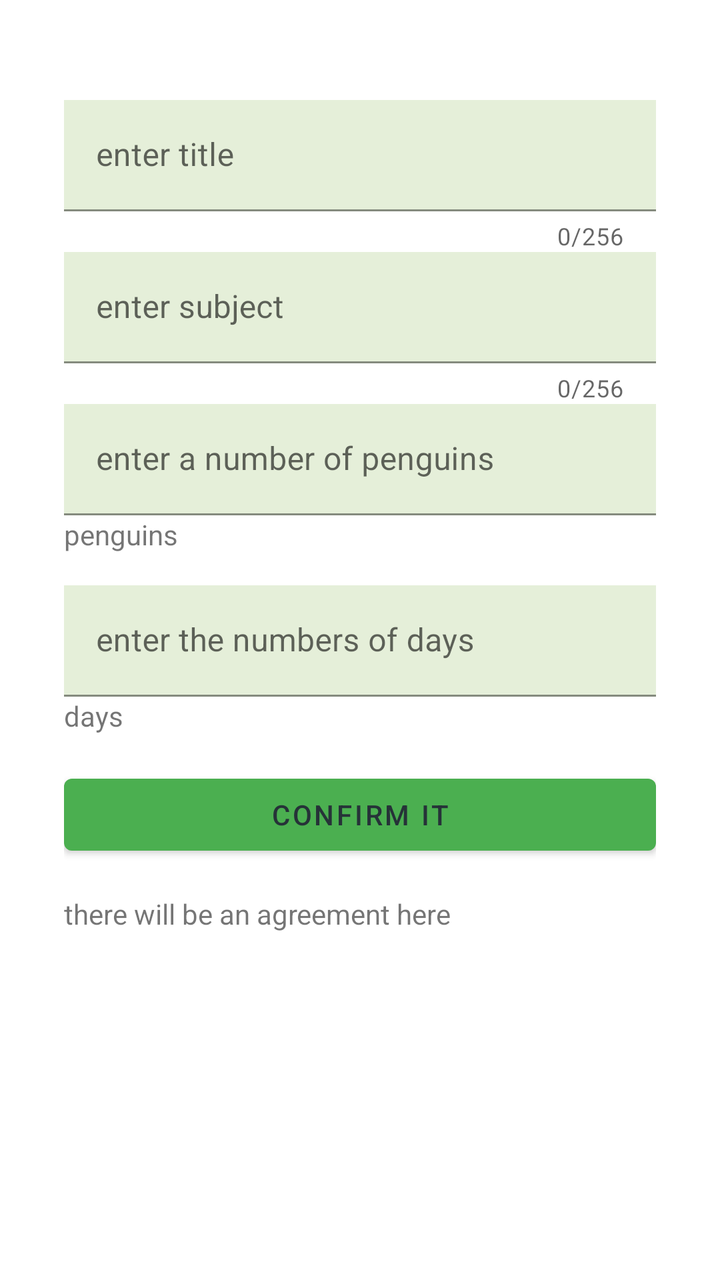
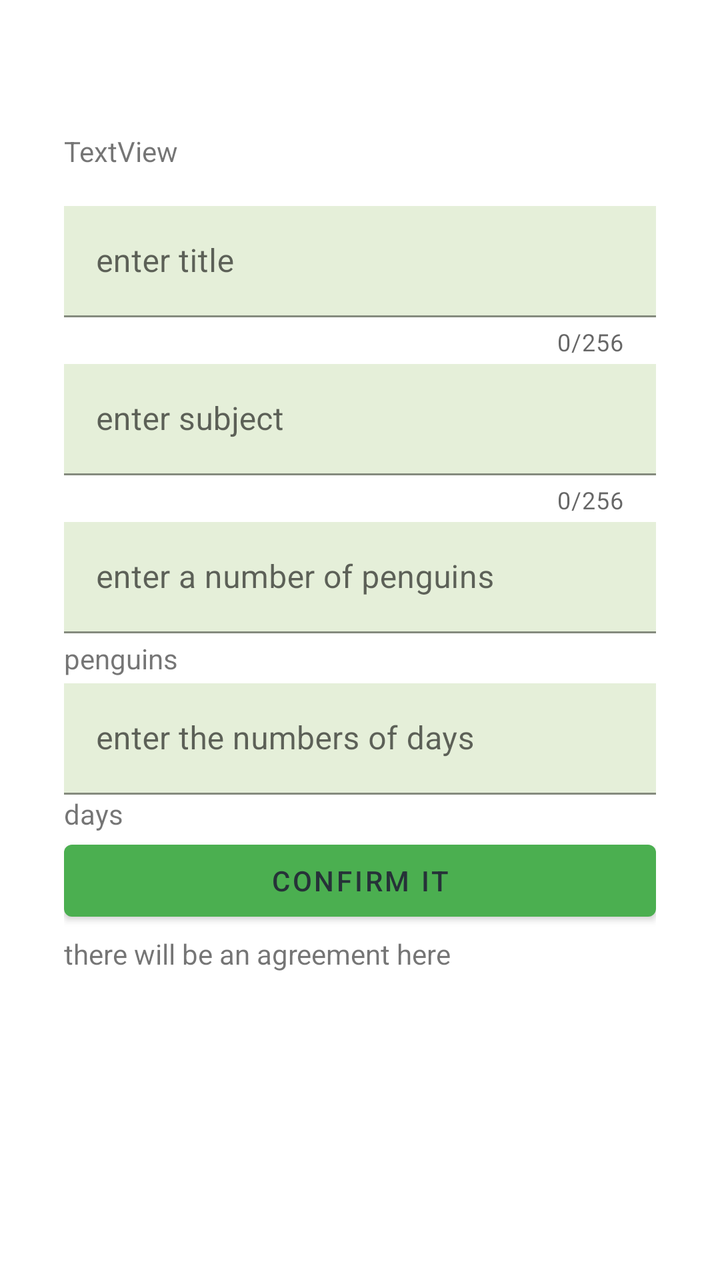

An Android layout rendered at two revisions. The XML below is the earlier revision; the diff shows what the commit changed to produce the second picture.
<!-- AndroidManifest.xml: application theme Theme.PenguinAgreement -->
<!-- res/layout/activity_main.xml -->
<?xml version="1.0" encoding="utf-8"?>
<ScrollView xmlns:android="http://schemas.android.com/apk/res/android"
    xmlns:app="http://schemas.android.com/apk/res-auto"
    xmlns:tools="http://schemas.android.com/tools"
    android:layout_width="match_parent"
    android:layout_height="match_parent"
    android:contentDescription="@string/penguins_agreement"
    android:paddingBottom="@dimen/defaultPaddingBottom"
    android:visibility="visible">

    <LinearLayout
        android:id="@+id/linearLayout"
        android:layout_width="match_parent"
        android:layout_height="wrap_content"
        android:layout_marginStart="@dimen/defaultMarginHorizontal"
        android:layout_marginTop="@dimen/defaultMarginVertical"
        android:layout_marginEnd="@dimen/defaultMarginHorizontal"
        android:layout_marginBottom="@dimen/defaultMarginVertical"
        android:orientation="vertical">

        <com.google.android.material.textfield.TextInputLayout
            android:layout_width="match_parent"
            android:layout_height="wrap_content"
            app:counterEnabled="true"
            app:counterMaxLength="@integer/defaultCounterMaxLength">

            <com.google.android.material.textfield.TextInputEditText
                android:id="@+id/tv_title"
                style="@style/PenguinTextView"
                android:layout_width="match_parent"
                android:layout_height="wrap_content"
                android:hint="@string/text_title_enter"
                android:textColorHint="@color/dove_gray"
                tools:ignore="TextContrastCheck" />
        </com.google.android.material.textfield.TextInputLayout>

        <com.google.android.material.textfield.TextInputLayout
            android:layout_width="match_parent"
            android:layout_height="wrap_content"
            app:counterEnabled="true"
            app:counterMaxLength="@integer/defaultCounterMaxLength">

            <com.google.android.material.textfield.TextInputEditText
                android:id="@+id/tv_subject"
                style="@style/PenguinTextView"
                android:layout_width="match_parent"
                android:layout_height="wrap_content"
                android:hint="@string/text_subject_enter"
                android:textColorHint="@color/dove_gray"
                tools:ignore="TextContrastCheck" />
        </com.google.android.material.textfield.TextInputLayout>

        <com.google.android.material.textfield.TextInputLayout
            android:layout_width="match_parent"
            android:layout_height="wrap_content">

            <com.google.android.material.textfield.TextInputEditText
                android:id="@+id/tv_penguins_number"
                android:layout_width="match_parent"
                android:layout_height="wrap_content"
                style="@style/PenguinTextView"
                android:focusable="true"
                android:focusableInTouchMode="true"
                android:hint="@string/text_enter_a_number_of_penguins"
                android:inputType="number" />
        </com.google.android.material.textfield.TextInputLayout>

        <TextView
            android:id="@+id/tv_penguins"
            android:layout_width="match_parent"
            android:layout_height="wrap_content"
            android:text="@string/text_penguins" />

        <com.google.android.material.textfield.TextInputLayout
            android:layout_width="match_parent"
            android:layout_height="wrap_content">

            <com.google.android.material.textfield.TextInputEditText
                android:id="@+id/tv_days_number"
                android:layout_width="match_parent"
                android:layout_height="wrap_content"
                style="@style/PenguinTextView"
                android:layout_marginTop="@dimen/defaultMarginTop"
                android:hint="@string/text_enter_the_numbers_of_days"
                android:inputType="number" />

            <TextView
                android:id="@+id/tv_days"
                android:layout_width="match_parent"
                android:layout_height="wrap_content"
                android:text="@string/text_days" />
        </com.google.android.material.textfield.TextInputLayout>

        <Button
            android:id="@+id/btn_confirm"
            android:layout_width="match_parent"
            android:layout_height="wrap_content"
            android:layout_marginTop="@dimen/defaultBottom"
            android:text="@string/text_confirm_it"
            android:textColor="@color/outer_space"
            android:textColorHint="@color/outer_space"
            tools:ignore="TextContrastCheck" />

        <TextView
            android:id="@+id/tv_agreement"
            android:layout_width="match_parent"
            android:layout_height="wrap_content"
            android:layout_marginTop="@dimen/defaultBottom"
            android:layout_marginBottom="@dimen/defaultBottom"
            android:paddingBottom="@dimen/defaultPaddingBottom"
            android:text="@string/text_there_will_be_an_agreement"
            android:visibility="visible" />
    </LinearLayout>
</ScrollView>
<!-- resources referenced by this layout -->
<resources>
  <color name="dove_gray">#FF616161</color>
  <color name="outer_space">#FF263238</color>
  <dimen name="defaultBottom">16dp</dimen>
  <dimen name="defaultMarginHorizontal">32dp</dimen>
  <dimen name="defaultMarginTop">16dp</dimen>
  <dimen name="defaultMarginVertical">50dp</dimen>
  <dimen name="defaultPaddingBottom">32dp</dimen>
  <integer name="defaultCounterMaxLength">256</integer>
  <string name="penguins_agreement">penguins agreement</string>
  <string name="text_confirm_it">confirm it</string>
  <string name="text_days">days</string>
  <string name="text_enter_a_number_of_penguins">enter a number of penguins</string>
  <string name="text_enter_the_numbers_of_days">enter the numbers of days</string>
  <string name="text_penguins">penguins</string>
  <string name="text_subject_enter">enter subject</string>
  <string name="text_there_will_be_an_agreement">there will be an agreement here</string>
  <string name="text_title_enter">enter title</string>
  <style name="PenguinTextView">
          <item name="android:background">@color/pine_glade</item>
      </style>
  <style name="Theme.PenguinAgreement" parent="Theme.MaterialComponents.DayNight.DarkActionBar">
          
          <item name="colorPrimary">@color/chateau_green</item>
          <item name="colorPrimaryVariant">@color/everglade</item>
          <item name="colorOnPrimary">@color/white</item>
          
          <item name="colorSecondary">@color/teal_200</item>
          <item name="colorSecondaryVariant">@color/teal_700</item>
          <item name="colorOnSecondary">@color/mine_shaft</item>
          
          <item name="android:statusBarColor" tools:targetApi="l">?attr/colorPrimaryVariant</item>
          
          <item name="colorAccent">@color/pine_glade</item>
      </style>
  <color name="pine_glade">#4FACCC86</color>
  <color name="chateau_green">#FF4BAF50</color>
  <color name="everglade">#FF245126</color>
  <color name="white">#FFFFFFFF</color>
  <color name="teal_200">#FF03DAC5</color>
  <color name="teal_700">#FF018786</color>
  <color name="mine_shaft">#FF272525</color>
</resources>

<!-- the commit's change to res/layout/activity_main.xml (unified diff, before → after) -->
@@ -4,25 +4,39 @@
     xmlns:tools="http://schemas.android.com/tools"
     android:layout_width="match_parent"
     android:layout_height="match_parent"
-    android:contentDescription="@string/penguins_agreement"
     android:paddingBottom="@dimen/defaultPaddingBottom"
     android:visibility="visible">
 
-    <LinearLayout
+    <androidx.constraintlayout.widget.ConstraintLayout
         android:id="@+id/linearLayout"
         android:layout_width="match_parent"
         android:layout_height="wrap_content"
         android:layout_marginStart="@dimen/defaultMarginHorizontal"
         android:layout_marginTop="@dimen/defaultMarginVertical"
         android:layout_marginEnd="@dimen/defaultMarginHorizontal"
-        android:layout_marginBottom="@dimen/defaultMarginVertical"
-        android:orientation="vertical">
+        android:layout_marginBottom="@dimen/defaultMarginVertical">
+
+        <TextView
+            android:id="@+id/tv_message"
+            android:layout_width="0dp"
+            android:layout_height="wrap_content"
+            android:layout_marginTop="16dp"
+            android:text="TextView"
+            app:layout_constraintEnd_toEndOf="parent"
+            app:layout_constraintStart_toStartOf="parent"
+            app:layout_constraintTop_toTopOf="parent" />
 
         <com.google.android.material.textfield.TextInputLayout
-            android:layout_width="match_parent"
+            android:id="@+id/textInputLayout5"
+            android:layout_width="0dp"
             android:layout_height="wrap_content"
+            android:layout_marginTop="50dp"
             app:counterEnabled="true"
-            app:counterMaxLength="@integer/defaultCounterMaxLength">
+            app:counterMaxLength="@integer/defaultCounterMaxLength"
+            app:layout_constraintBottom_toTopOf="@+id/textInputLayout6"
+            app:layout_constraintEnd_toEndOf="@+id/textInputLayout6"
+            app:layout_constraintStart_toStartOf="@+id/textInputLayout6"
+            app:layout_constraintTop_toTopOf="parent">
 
             <com.google.android.material.textfield.TextInputEditText
                 android:id="@+id/tv_title"
@@ -35,10 +49,15 @@
         </com.google.android.material.textfield.TextInputLayout>
 
         <com.google.android.material.textfield.TextInputLayout
-            android:layout_width="match_parent"
+            android:id="@+id/textInputLayout6"
+            android:layout_width="0dp"
             android:layout_height="wrap_content"
             app:counterEnabled="true"
-            app:counterMaxLength="@integer/defaultCounterMaxLength">
+            app:counterMaxLength="@integer/defaultCounterMaxLength"
+            app:layout_constraintBottom_toTopOf="@+id/textInputLayout7"
+            app:layout_constraintEnd_toEndOf="@+id/textInputLayout7"
+            app:layout_constraintStart_toStartOf="@+id/textInputLayout7"
+            app:layout_constraintTop_toBottomOf="@+id/textInputLayout5">
 
             <com.google.android.material.textfield.TextInputEditText
                 android:id="@+id/tv_subject"
@@ -51,64 +70,90 @@
         </com.google.android.material.textfield.TextInputLayout>
 
         <com.google.android.material.textfield.TextInputLayout
+            android:id="@+id/textInputLayout7"
             android:layout_width="match_parent"
-            android:layout_height="wrap_content">
+            android:layout_height="wrap_content"
+            app:layout_constraintBottom_toTopOf="@+id/tv_penguins"
+            app:layout_constraintEnd_toEndOf="@+id/tv_penguins"
+            app:layout_constraintStart_toStartOf="@+id/tv_penguins"
+            app:layout_constraintTop_toBottomOf="@+id/textInputLayout6">
 
             <com.google.android.material.textfield.TextInputEditText
                 android:id="@+id/tv_penguins_number"
+                style="@style/PenguinTextView"
                 android:layout_width="match_parent"
                 android:layout_height="wrap_content"
-                style="@style/PenguinTextView"
-                android:focusable="true"
-                android:focusableInTouchMode="true"
                 android:hint="@string/text_enter_a_number_of_penguins"
                 android:inputType="number" />
+
+
         </com.google.android.material.textfield.TextInputLayout>
 
         <TextView
             android:id="@+id/tv_penguins"
             android:layout_width="match_parent"
             android:layout_height="wrap_content"
-            android:text="@string/text_penguins" />
+            android:text="@string/text_penguins"
+            app:layout_constraintBottom_toTopOf="@+id/textInputLayout8"
+            app:layout_constraintEnd_toEndOf="parent"
+            app:layout_constraintStart_toStartOf="parent"
+            app:layout_constraintTop_toBottomOf="@+id/textInputLayout7" />
 
         <com.google.android.material.textfield.TextInputLayout
+            android:id="@+id/textInputLayout8"
             android:layout_width="match_parent"
-            android:layout_height="wrap_content">
+            android:layout_height="wrap_content"
+            android:layout_marginBottom="16dp"
+            app:layout_constraintBottom_toTopOf="@+id/btn_confirm"
+            app:layout_constraintEnd_toEndOf="@+id/btn_confirm"
+            app:layout_constraintStart_toStartOf="@+id/btn_confirm"
+            app:layout_constraintTop_toBottomOf="@+id/tv_penguins">
 
             <com.google.android.material.textfield.TextInputEditText
                 android:id="@+id/tv_days_number"
+                style="@style/PenguinTextView"
                 android:layout_width="match_parent"
                 android:layout_height="wrap_content"
-                style="@style/PenguinTextView"
-                android:layout_marginTop="@dimen/defaultMarginTop"
                 android:hint="@string/text_enter_the_numbers_of_days"
                 android:inputType="number" />
 
-            <TextView
-                android:id="@+id/tv_days"
-                android:layout_width="match_parent"
-                android:layout_height="wrap_content"
-                android:text="@string/text_days" />
+
         </com.google.android.material.textfield.TextInputLayout>
+
+        <TextView
+            android:id="@+id/tv_days"
+            android:layout_width="match_parent"
+            android:layout_height="wrap_content"
+            android:text="@string/text_days"
+            app:layout_constraintBottom_toTopOf="@+id/btn_confirm"
+            app:layout_constraintEnd_toEndOf="parent"
+            app:layout_constraintStart_toStartOf="parent"
+            app:layout_constraintTop_toBottomOf="@+id/textInputLayout8"
+            tools:ignore="MissingConstraints" />
 
         <Button
             android:id="@+id/btn_confirm"
             android:layout_width="match_parent"
             android:layout_height="wrap_content"
-            android:layout_marginTop="@dimen/defaultBottom"
             android:text="@string/text_confirm_it"
             android:textColor="@color/outer_space"
             android:textColorHint="@color/outer_space"
+            app:layout_constraintBottom_toTopOf="@+id/tv_agreement"
+            app:layout_constraintEnd_toEndOf="parent"
+            app:layout_constraintStart_toStartOf="parent"
+            app:layout_constraintTop_toBottomOf="@+id/textInputLayout8"
             tools:ignore="TextContrastCheck" />
 
         <TextView
             android:id="@+id/tv_agreement"
             android:layout_width="match_parent"
             android:layout_height="wrap_content"
-            android:layout_marginTop="@dimen/defaultBottom"
-            android:layout_marginBottom="@dimen/defaultBottom"
             android:paddingBottom="@dimen/defaultPaddingBottom"
             android:text="@string/text_there_will_be_an_agreement"
-            android:visibility="visible" />
-    </LinearLayout>
+            android:visibility="visible"
+            app:layout_constraintBottom_toBottomOf="parent"
+            app:layout_constraintEnd_toEndOf="@+id/btn_confirm"
+            app:layout_constraintStart_toStartOf="@+id/btn_confirm"
+            app:layout_constraintTop_toBottomOf="@+id/btn_confirm" />
+    </androidx.constraintlayout.widget.ConstraintLayout>
 </ScrollView>
<!-- resource entries referenced after the edit -->
@@ -2,13 +2,10 @@
 <resources>
   <color name="dove_gray">#FF616161</color>
   <color name="outer_space">#FF263238</color>
-  <dimen name="defaultBottom">16dp</dimen>
   <dimen name="defaultMarginHorizontal">32dp</dimen>
-  <dimen name="defaultMarginTop">16dp</dimen>
   <dimen name="defaultMarginVertical">50dp</dimen>
   <dimen name="defaultPaddingBottom">32dp</dimen>
   <integer name="defaultCounterMaxLength">256</integer>
-  <string name="penguins_agreement">penguins agreement</string>
   <string name="text_confirm_it">confirm it</string>
   <string name="text_days">days</string>
   <string name="text_enter_a_number_of_penguins">enter a number of penguins</string>
